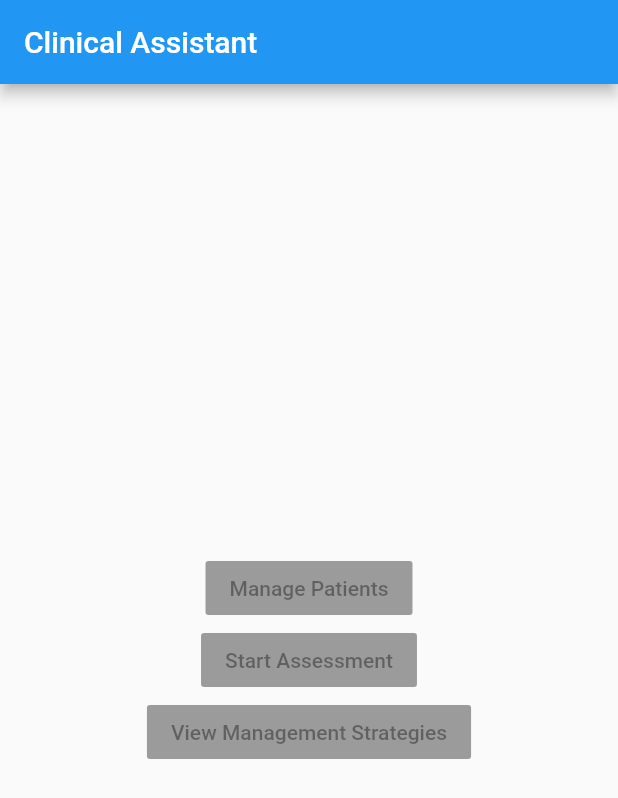
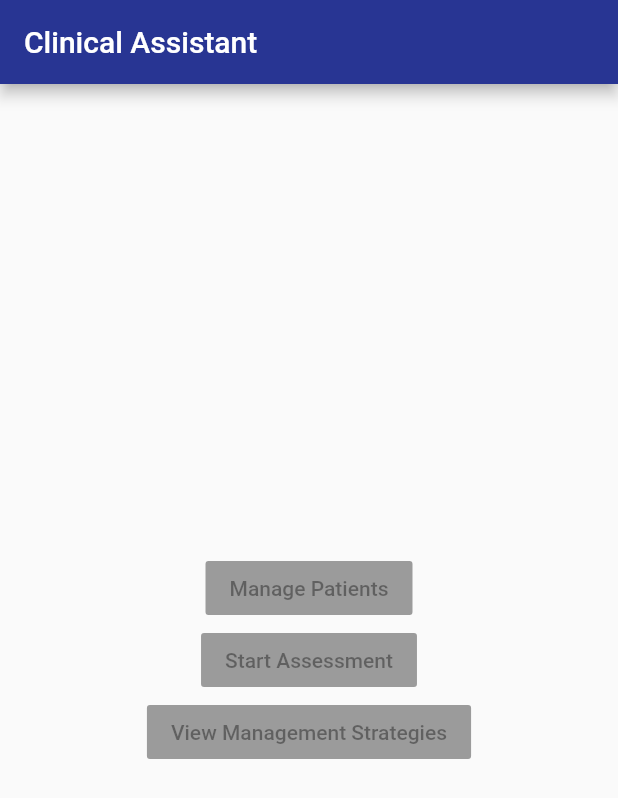
Before and after one commit to j-julian/clinical-assistant, a Flutter app: the screen it shows after launch, on a phone screen of 412 x 824 dp. Shown: the top 798 px of the screen. Run offline on Flutter 3.47's test engine with Material 2 defaults, Android fonts, the phone set to English and light mode, and no system bars.

Commit message:
Create simple theme

```diff
--- a/lib/main.dart
+++ b/lib/main.dart
@@ -11,8 +11,8 @@ class MyApp extends StatelessWidget {
     return MaterialApp(
       title: 'Clinical Assistant',
       theme: ThemeData(
-        primarySwatch: Colors.blue,
-        visualDensity: VisualDensity.adaptivePlatformDensity,
+        primaryColor: Color(0xFF283593),
+        accentColor: Color(0xFF64dd17),
       ),
       home: Home(),
     );
```
